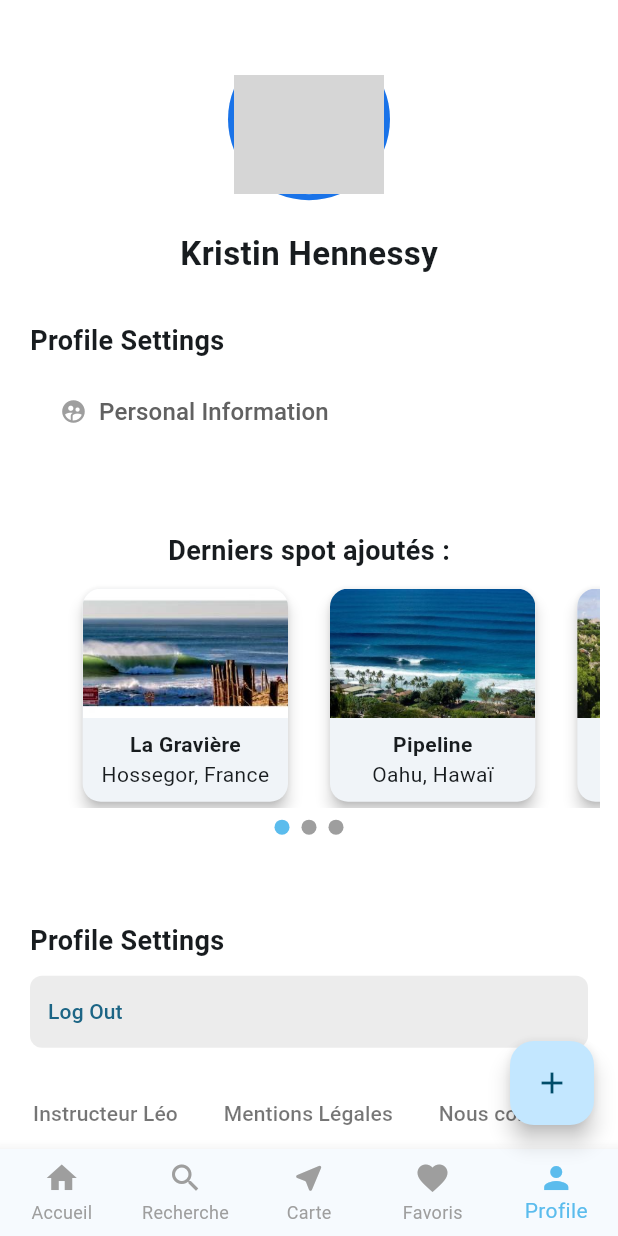
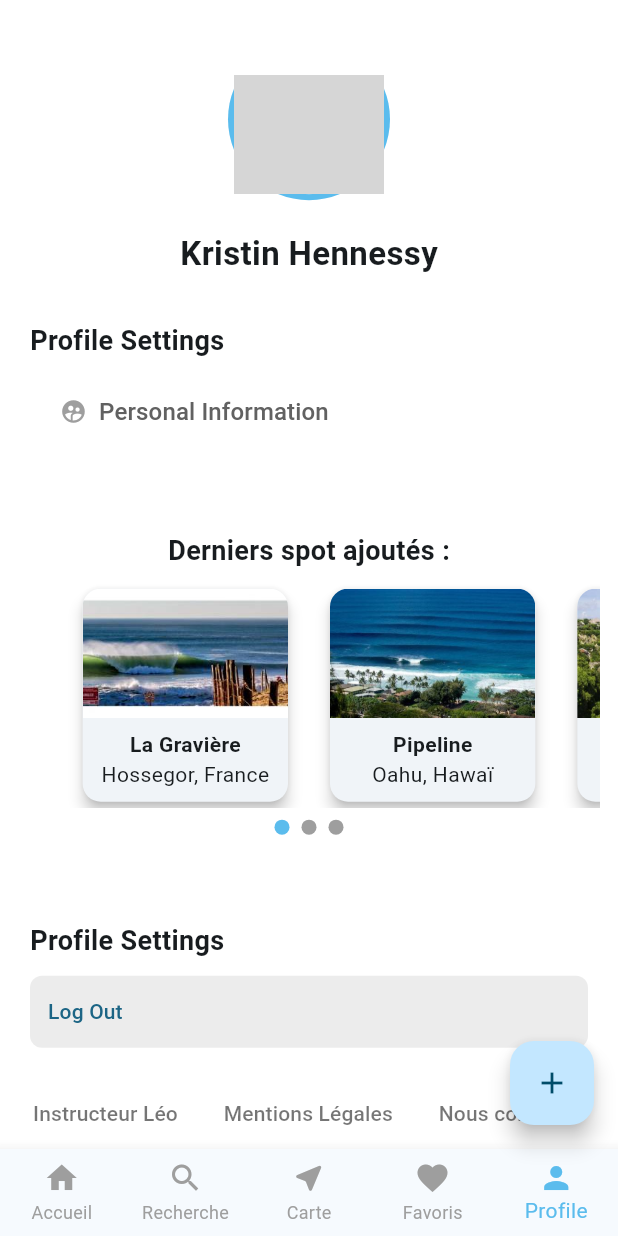
Before and after one commit to Nelson-Tsa/SpotSurfApp, a Flutter app: the screen it shows after launch, item 5 of the bottom bar chosen, scrolled down 146 dp, on a phone screen of 412 x 824 dp. Run offline on Flutter 3.47's test engine with Material 3 defaults, Android fonts, the phone set to English and light mode, and no system bars; drawn by our look-alikes of smooth_page_indicator; our stand-ins replace flutter_dotenv, google_maps_flutter, sliding_up_panel; grey boxes are pictures that could not be loaded.

Commit message:
add: Colors variable primary

```diff
--- a/surf_spots_app/lib/main.dart
+++ b/surf_spots_app/lib/main.dart
@@ -8,6 +8,7 @@ import 'package:surf_spots_app/widgets/carroussel.dart';
 import 'package:surf_spots_app/widgets/searchbar.dart';
 import 'package:surf_spots_app/widgets/grid.dart';
 import 'package:surf_spots_app/pages/map_page.dart';
+import 'package:surf_spots_app/constants/colors.dart';
 
 import 'package:flutter_dotenv/flutter_dotenv.dart';
 
@@ -24,9 +25,7 @@ class MyApp extends StatelessWidget {
     return MaterialApp(
       title: 'Surf Spots App',
       theme: ThemeData(
-        colorScheme: ColorScheme.fromSeed(
-          seedColor: const Color.fromARGB(255, 91, 188, 237),
-        ),
+        colorScheme: ColorScheme.fromSeed(seedColor: AppColors.primary),
         scaffoldBackgroundColor: const Color.fromARGB(255, 255, 255, 255),
       ),
       home: const HomeScreen(title: 'Surf Spots App'),
--- a/surf_spots_app/lib/pages/explore_page.dart
+++ b/surf_spots_app/lib/pages/explore_page.dart
@@ -13,9 +13,8 @@ class ExplorePage extends StatelessWidget {
         crossAxisAlignment: CrossAxisAlignment.start,
         children: const [
           SearchBarSpot(),
-          SizedBox(height: 0.5), // Espace entre les widgets
-          // espacement entre SearchBar et la grille
-          Expanded(child: GalleryPage()), // la grille occupe le reste
+          SizedBox(height: 0.5),
+          Expanded(child: GalleryPage()),
         ],
       ),
     );
--- a/surf_spots_app/lib/pages/profile_page.dart
+++ b/surf_spots_app/lib/pages/profile_page.dart
@@ -1,5 +1,6 @@
 import 'package:flutter/material.dart';
 import 'package:surf_spots_app/widgets/carroussel.dart';
+import 'package:surf_spots_app/constants/colors.dart';
 
 class ProfilePage extends StatelessWidget {
   const ProfilePage({super.key});
@@ -30,7 +31,7 @@ class ProfilePage extends StatelessWidget {
   // --- Header ---
   Widget _buildHeader() {
     return Container(
-      color: const Color(0xFF1A73E8),
+      color: AppColors.primary,
       width: double.infinity,
       alignment: Alignment.center,
       child: Padding(
@@ -60,7 +61,7 @@ class ProfilePage extends StatelessWidget {
       children: [
         DecoratedBox(
           decoration: BoxDecoration(
-            color: const Color(0xFF1A73E8),
+            color: AppColors.primary,
             borderRadius: BorderRadius.circular(100),
           ),
           child: const Padding(
```
